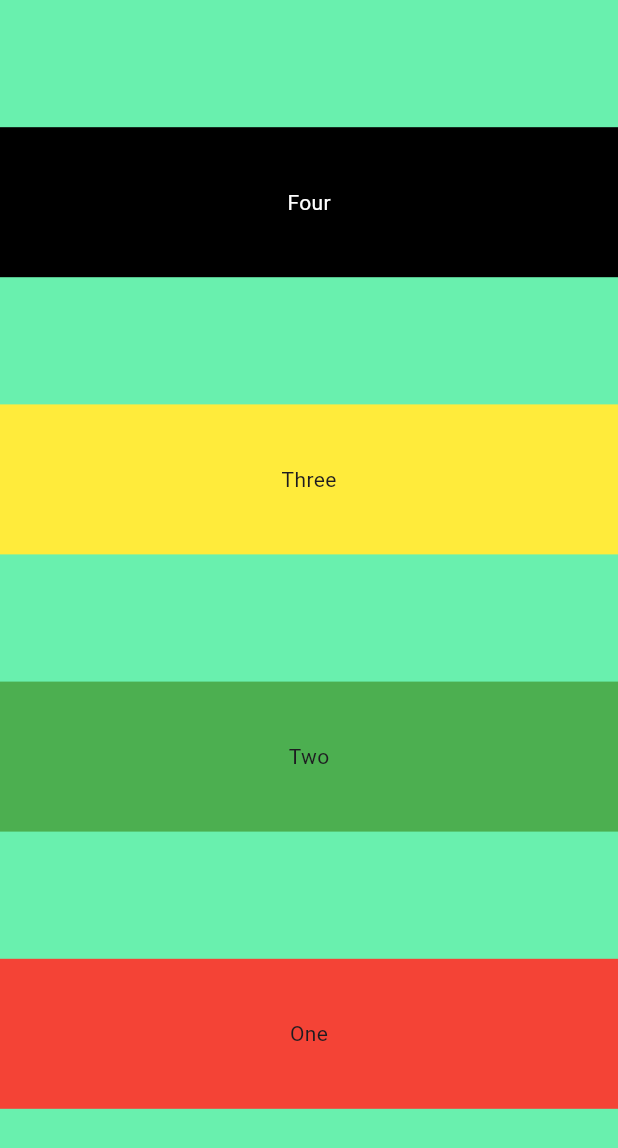
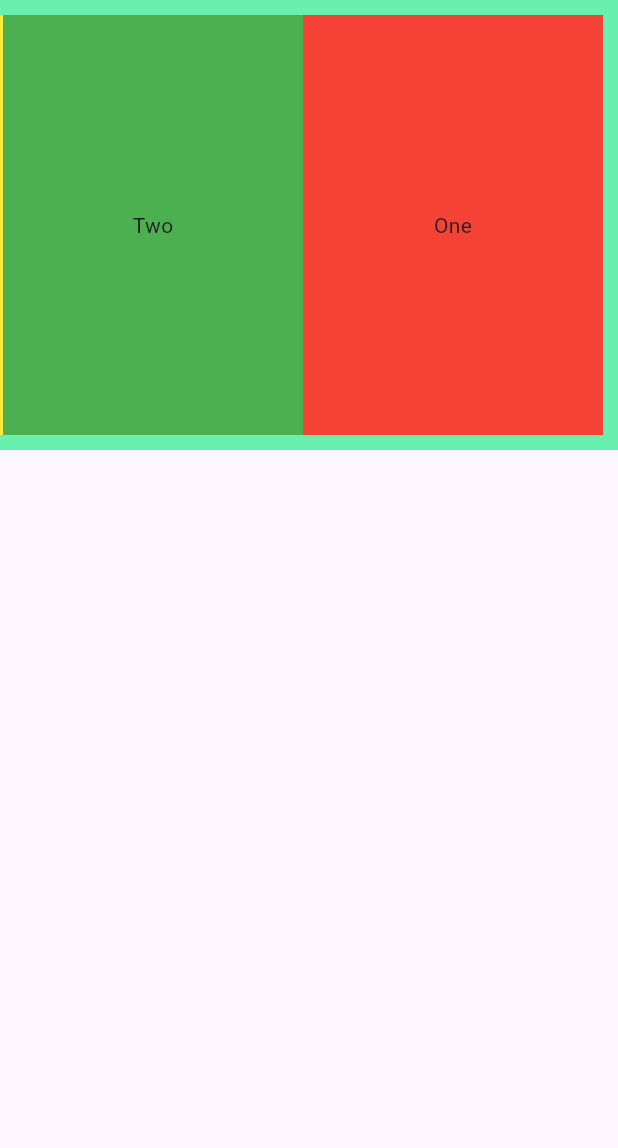
Before and after one commit to mhdZhHan/hello-world-flutter, a Flutter app: the screen it shows after launch, on a phone screen of 412 x 824 dp. Shown: the top 1148 px of the screen. Run offline on Flutter 3.47's test engine with Material 3 defaults, Android fonts, the phone set to English and light mode, and no system bars.

Commit message:
Learn ListViewWidget

```diff
--- a/lib/app.dart
+++ b/lib/app.dart
@@ -21,7 +21,8 @@ class App extends StatelessWidget {
 
         // ===== MULTI CHILD WIDGETS =====
         // body: RowWidget(),
-        body: ColumnWidget(),
+        // body: ColumnWidget(),
+        body: ListViewWidget(),
       ),
     );
   }
--- a/lib/widgets/multiChildLayouts.dart
+++ b/lib/widgets/multiChildLayouts.dart
@@ -129,3 +129,55 @@ class ColumnWidget extends StatelessWidget {
     );
   }
 }
+
+class ListViewWidget extends StatelessWidget {
+  @override
+  Widget build(BuildContext context) {
+    return Container(
+      width: MediaQuery.of(context).size.width,
+      height: 300,
+      color: Colors.greenAccent,
+      child: ListView(
+        scrollDirection: Axis.horizontal,
+        reverse: true,
+        padding: EdgeInsets.all(10),
+        children: <Widget>[
+          Container(
+            width: 200,
+            height: 100,
+            color: Colors.red,
+            child: Center(
+              child: Text('One'),
+            ),
+          ),
+          Container(
+            width: 200,
+            height: 100,
+            color: Colors.green,
+            child: Center(
+              child: Text('Two'),
+            ),
+          ),
+          Container(
+            width: 200,
+            height: 100,
+            color: Colors.yellow,
+            child: Center(
+              child: Text('Three'),
+            ),
+          ),
+          Container(
+            width: 200,
+            height: 100,
+            color: Colors.black,
+            child: Center(
+                child: Text(
+              'Four',
+              style: TextStyle(color: Colors.white),
+            )),
+          ),
+        ],
+      ),
+    );
+  }
+}
```
